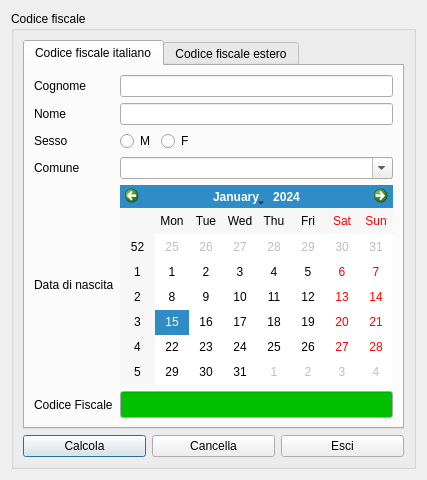
kratos83/LyLibrary, file lylibrary/ui/cod_fisc.ui: the form before one commit.
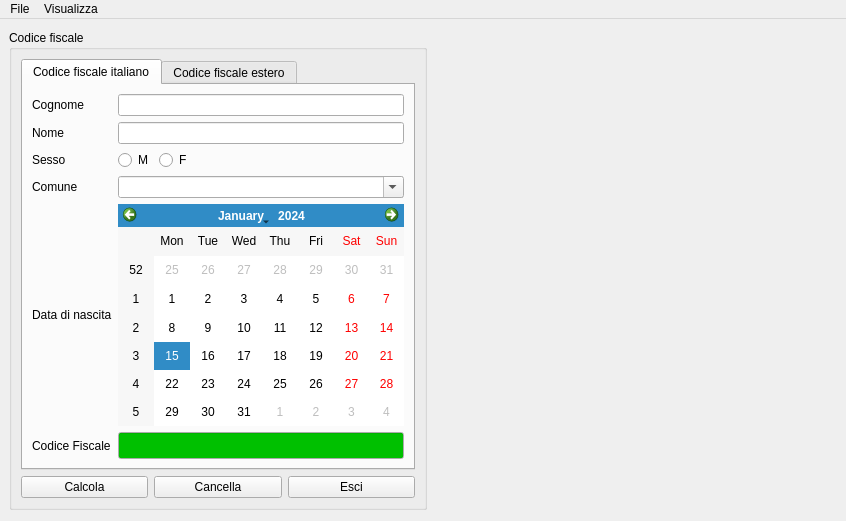
The form after the commit. Icons and pictures are not drawn.

```diff
--- a/lylibrary/ui/cod_fisc.ui
+++ b/lylibrary/ui/cod_fisc.ui
@@ -1,51 +1,80 @@
 <?xml version="1.0" encoding="UTF-8"?>
 <ui version="4.0">
  <class>cod_fisc</class>
- <widget class="QDialog" name="cod_fisc">
+ <widget class="QMainWindow" name="cod_fisc">
   <property name="geometry">
    <rect>
     <x>0</x>
     <y>0</y>
-    <width>427</width>
-    <height>480</height>
+    <width>846</width>
+    <height>521</height>
    </rect>
   </property>
   <property name="sizePolicy">
-   <sizepolicy hsizetype="Fixed" vsizetype="Preferred">
+   <sizepolicy hsizetype="Fixed" vsizetype="Fixed">
     <horstretch>0</horstretch>
     <verstretch>0</verstretch>
    </sizepolicy>
   </property>
-  <property name="minimumSize">
-   <size>
-    <width>427</width>
-    <height>480</height>
-   </size>
-  </property>
   <property name="maximumSize">
    <size>
-    <width>427</width>
-    <height>480</height>
-   </size>
-  </property>
-  <property name="baseSize">
-   <size>
-    <width>427</width>
-    <height>480</height>
+    <width>846</width>
+    <height>521</height>
    </size>
   </property>
   <property name="windowTitle">
    <string>Codice fiscale</string>
   </property>
+  <property name="windowIcon">
+   <iconset resource="../biblio.qrc">
+    <normaloff>:/images/codicefisc.png</normaloff>:/images/codicefisc.png</iconset>
+  </property>
+  <widget class="QWidget" name="centralwidget">
   <layout class="QGridLayout" name="gridLayout">
-   <item row="0" column="0">
+    <item row="1" column="0">
     <widget class="QGroupBox" name="groupBox">
+      <property name="sizePolicy">
+       <sizepolicy hsizetype="Preferred" vsizetype="Preferred">
+        <horstretch>0</horstretch>
+        <verstretch>0</verstretch>
+       </sizepolicy>
+      </property>
+      <property name="minimumSize">
+       <size>
+        <width>418</width>
+        <height>480</height>
+       </size>
+      </property>
+      <property name="maximumSize">
+       <size>
+        <width>418</width>
+        <height>480</height>
+       </size>
+      </property>
+      <property name="sizeIncrement">
+       <size>
+        <width>418</width>
+        <height>480</height>
+       </size>
+      </property>
+      <property name="baseSize">
+       <size>
+        <width>418</width>
+        <height>480</height>
+       </size>
+      </property>
      <property name="title">
       <string>Codice fiscale</string>
      </property>
      <layout class="QGridLayout" name="gridLayout_2">
       <item row="0" column="0" colspan="3">
        <widget class="QTabWidget" name="tabWidget">
+         <property name="sizePolicy">
+          <sizepolicy hsizetype="Preferred" vsizetype="Preferred">
+           <horstretch>0</horstretch>
+           <verstretch>0</verstretch>
+          </sizepolicy>
+         </property>
         <property name="currentIndex">
          <number>0</number>
         </property>
@@ -373,7 +402,65 @@
      </layout>
     </widget>
    </item>
-  </layout>
+    <item row="1" column="1">
+     <spacer name="horizontalSpacer_3">
+      <property name="orientation">
+       <enum>Qt::Horizontal</enum>
+      </property>
+      <property name="sizeHint" stdset="0">
+       <size>
+        <width>40</width>
+        <height>20</height>
+       </size>
+      </property>
+     </spacer>
+    </item>
+   </layout>
+  </widget>
+  <widget class="QMenuBar" name="menubar">
+   <property name="geometry">
+    <rect>
+     <x>0</x>
+     <y>0</y>
+     <width>846</width>
+     <height>21</height>
+    </rect>
+   </property>
+   <widget class="QMenu" name="menuFile">
+    <property name="title">
+     <string>File</string>
+    </property>
+    <addaction name="actionStampa"/>
+    <addaction name="separator"/>
+    <addaction name="actionEsci"/>
+   </widget>
+   <widget class="QMenu" name="menuVisualizza">
+    <property name="title">
+     <string>Visualizza</string>
+    </property>
+    <addaction name="actionVisualizza_anteprima"/>
+   </widget>
+   <addaction name="menuFile"/>
+   <addaction name="menuVisualizza"/>
+  </widget>
+  <action name="actionStampa">
+   <property name="text">
+    <string>Stampa</string>
+   </property>
+  </action>
+  <action name="actionEsci">
+   <property name="text">
+    <string>Esci</string>
+   </property>
+  </action>
+  <action name="actionVisualizza_anteprima">
+   <property name="checkable">
+    <bool>true</bool>
+   </property>
+   <property name="text">
+    <string>Visualizza anteprima</string>
+   </property>
+  </action>
  </widget>
  <tabstops>
   <tabstop>tabWidget</tabstop>
```
Left out of the diff: 110 changed lines with no effect on the pictures. Lines whose indentation alone changed are shown as unchanged.
